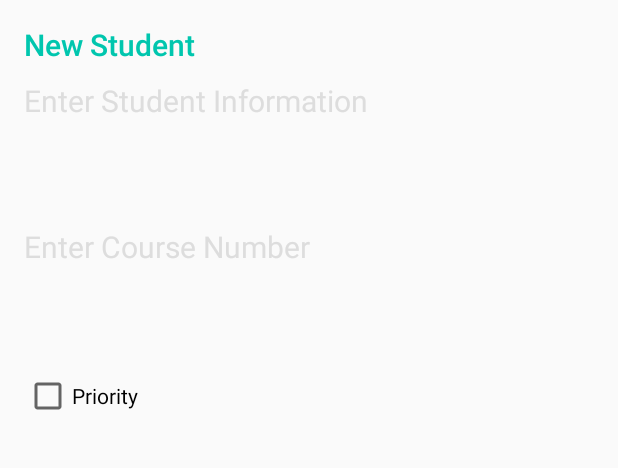
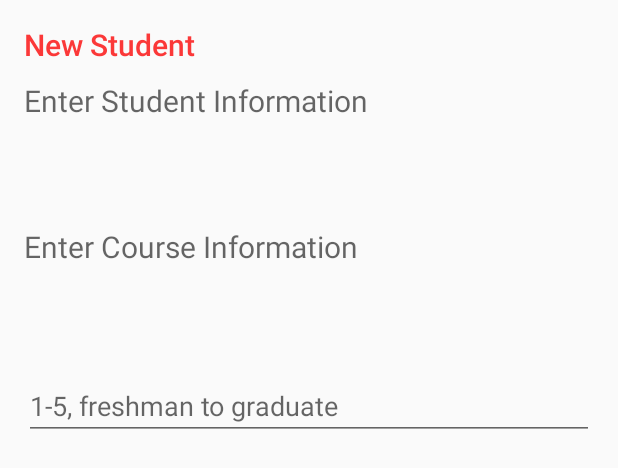
Before and after one commit to DanielBelenski/WaitingList, an Android app: the layout stident_dialog.xml on its own in the app's theme, with its tools: preview values and no code run, on a phone screen of 412 x 824 dp. Shown: the top 468 px of the screen. Run offline under Robolectric (Android 15) with nearby library versions, the phone set to English and light mode, and no system bars.

Commit message:
Fixes
Fixed logic errors and bugs in the code

```diff
--- a/app/src/main/res/layout/content_main.xml
+++ b/app/src/main/res/layout/content_main.xml
@@ -8,7 +8,7 @@
     tools:context=".view.MainActivity"
     tools:showIn="@layout/activity_main">
 
-    <android.support.v7.widget.RecyclerView
+    <androidx.recyclerview.widget.RecyclerView
         android:id="@+id/recycler_view"
         android:layout_width="match_parent"
         android:layout_height="match_parent"
--- a/app/src/main/res/layout/stident_dialog.xml
+++ b/app/src/main/res/layout/stident_dialog.xml
@@ -7,14 +7,15 @@
     android:paddingRight="@dimen/activity_margin"
     android:paddingTop="@dimen/activity_margin">
 
-    <TextView android:id="@+id/dialog_title"
+    <TextView
+        android:id="@+id/dialog_title"
         android:layout_width="wrap_content"
         android:layout_height="wrap_content"
         android:layout_marginBottom="@dimen/dimen_10"
         android:fontFamily="sans-serif-medium"
         android:lineSpacingExtra="8sp"
         android:text="@string/lbl_new_note_title"
-        android:textColor="@color/colorAccent"
+        android:textColor="#FB3838"
         android:textSize="@dimen/lbl_new_note_title"
         android:textStyle="normal" />
 
@@ -27,8 +28,8 @@
         android:hint="@string/hint_enter_note"
         android:inputType="textCapSentences|textMultiLine"
         android:lines="4"
-        android:textColorHint="@color/hint_enter_note"
-        android:textSize="@dimen/input_new_note" />
+        android:textSize="@dimen/input_new_note"
+        android:importantForAutofill="no" />
 
     <EditText
         android:id="@+id/classInfo"
@@ -39,13 +40,16 @@
         android:hint="@string/hint_enter_note2"
         android:inputType="textCapSentences|textMultiLine"
         android:lines="4"
-        android:textColorHint="@color/hint_enter_note"
-        android:textSize="@dimen/input_new_note" />
+        android:textSize="@dimen/input_new_note"
+        android:importantForAutofill="no" />
 
-    <CheckBox
-        android:id="@+id/checkBox"
+    <EditText
+        android:id="@+id/priorityEdit"
         android:layout_width="match_parent"
         android:layout_height="wrap_content"
-        android:text="Priority" />
+        android:ems="10"
+        android:hint="@string/_1_5_freshman_to_graduate"
+        android:inputType="number"
+        android:importantForAutofill="no" />
 
 </LinearLayout>
--- a/app/src/main/res/values/strings.xml
+++ b/app/src/main/res/values/strings.xml
@@ -1,11 +1,12 @@
 <resources>
-    <string name="app_name">Notes</string>
+    <string name="app_name">Waiting List</string>
     <string name="action_settings">Settings</string>
     <string name="activity_title_home">Notes</string>
     <string name="msg_no_notes">No Students Found</string>
     <string name="lbl_new_note_title">New Student</string>
     <string name="lbl_edit_note_title">Edit Student</string>
     <string name="hint_enter_note">Enter Student Information</string>
-    <string name="hint_enter_note2">Enter Course Number</string>
+    <string name="hint_enter_note2">Enter Course Information</string>
     <string name="priority">Priority</string>
+    <string name="_1_5_freshman_to_graduate">1-5, freshman to graduate</string>
 </resources>
```
Also changed, not shown: app/src/main/java/com/example/waitinglist/database/DatabaseHelper.java (+11 -19 lines), app/src/main/java/com/example/waitinglist/database/model/Student.java (+11 -16 lines), app/src/main/java/com/example/waitinglist/view/MainActivity.java (+29 -12 lines), app/src/main/java/com/example/waitinglist/view/StudentAdapter.java (+4 -6 lines), app/src/main/res/layout/student_list_row.xml (+13 -19 lines), app/src/main/res/navigation/nav_graph.xml (deleted, +0 -28 lines).
